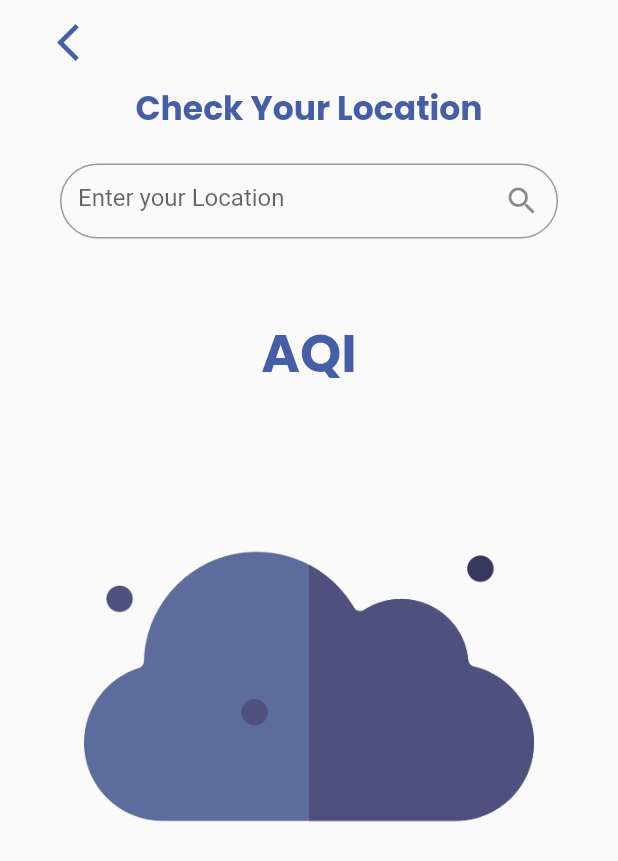
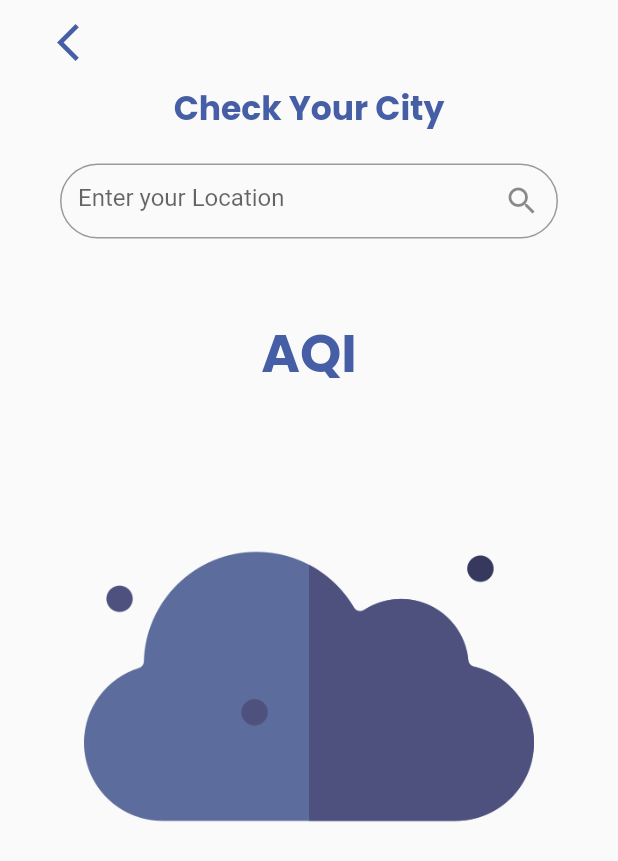
Before and after one commit to iimyarin/Mobile_Application, a Flutter app: the AQIPage screen opened directly, on a phone screen of 412 x 824 dp. Shown: the top 861 px of the screen. Run offline on Flutter 3.47's test engine with Material 2 defaults, Android fonts, the phone set to English and light mode, and no system bars; our stand-ins replace cloud_firestore, date_time_picker, firebase_auth, firebase_core, firebase_database; missing offline and left inert: firebase_app_check; accounts and stored records are empty.

Commit message:
Add files via upload

```diff
--- a/lib/HealthAssistant.dart
+++ b/lib/HealthAssistant.dart
@@ -1,152 +1,3 @@
-// import 'package:flutter/material.dart';
-
-// import 'menu.dart';
-
-// class HealthAssistant extends StatelessWidget {
-//   @override
-//   Widget build(BuildContext context) {
-//     return Scaffold(
-//         appBar: AppBar(
-//           leading: Padding(
-//             padding: const EdgeInsets.only(left: 30.0),
-//             child: IconButton(
-//               icon: Icon(Icons.arrow_back_ios),
-//               iconSize: 30,
-//               color: Color(0xff465EA6),
-//               onPressed: () {
-//                 Navigator.pop(context,
-//                     MaterialPageRoute(builder: (context) => MenuHome()));
-//               },
-//             ),
-//           ),
-//           backgroundColor: Colors.transparent,
-//           elevation: 0,
-//         ),
-//         body: Row(
-//           mainAxisAlignment: MainAxisAlignment.center,
-//           children: [
-//             Column(
-//               mainAxisAlignment: MainAxisAlignment.center,
-//               children: [
-//                 Container(
-//                   child: Text('(o^^)o',
-//                       textAlign: TextAlign.center,
-//                       style: TextStyle(
-//                           color: Color(0xff465EA6),
-//                           fontSize: 40,
-//                           fontFamily: 'Poppins',
-//                           fontWeight: FontWeight.bold)),
-//                 ),
-//                 Container(
-//                   child: Text('see you soon!',
-//                       textAlign: TextAlign.center,
-//                       style: TextStyle(
-//                           color: Color(0xff465EA6),
-//                           fontSize: 22,
-//                           fontFamily: 'Poppins',
-//                           fontWeight: FontWeight.bold)),
-//                 )
-//               ],
-//             ),
-//           ],
-//         ));
-//   }
-// }
-
-// import 'dart:convert';
-// import 'package:http/http.dart' as http;
-// import 'package:flutter/material.dart';
-
-// class AQIData {
-//   final int aqi;
-//   final String city;
-//   final String time;
-
-//   AQIData({required this.aqi, required this.city, required this.time});
-
-//   factory AQIData.fromJson(Map<String, dynamic> json) {
-//     return AQIData(
-//       aqi: json['data']['aqi'],
-//       city: json['data']['city']['name'],
-//       time: json['data']['time']['s'],
-//     );
-//   }
-// }
-
-// Future<AQIData> fetchAQIData(String location) async {
-//   final response = await http.get(Uri.parse(
-//       'https://api.waqi.info/feed/$location/?token=8723cbf05b034637dbc3c8d4be39be6e9b65da31'));
-
-//   if (response.statusCode == 200) {
-//     return AQIData.fromJson(jsonDecode(response.body));
-//   } else {
-//     throw Exception('Failed to load AQI data');
-//   }
-// }
-
-// class AQIScreen extends StatelessWidget {
-//   final String location;
-
-//   const AQIScreen({Key? key, required this.location}) : super(key: key);
-
-//   @override
-//   Widget build(BuildContext context) {
-//     return FutureBuilder<AQIData>(
-//       future: fetchAQIData(location),
-//       builder: (context, snapshot) {
-//         if (snapshot.hasData) {
-//           return Scaffold(
-//             appBar: AppBar(
-//               title: Text('AQI for ${snapshot.data!.city}'),
-//             ),
-//             body: Center(
-//               child: Column(
-//                 mainAxisAlignment: MainAxisAlignment.center,
-//                 children: [
-//                   Text(
-//                     'AQI: ${snapshot.data!.aqi}',
-//                     style: TextStyle(fontSize: 24),
-//                   ),
-//                   SizedBox(height: 16),
-//                   Text(
-//                     'Last updated: ${snapshot.data!.time}',
-//                     style: TextStyle(fontSize: 16),
-//                   ),
-//                 ],
-//               ),
-//             ),
-//           );
-//         } else if (snapshot.hasError) {
-//           return Scaffold(
-//             appBar: AppBar(
-//               title: Text('Error'),
-//             ),
-//             body: Center(
-//               child: Text('Failed to load AQI data'),
-//             ),
-//           );
-//         } else {
-//           return Scaffold(
-//             appBar: AppBar(
-//               title: Text('Loading'),
-//             ),
-//             body: Center(
-//               child: CircularProgressIndicator(),
-//             ),
-//           );
-//         }
-//       },
-//     );
-//   }
-// }
-
-// void main() {
-//   runApp(MaterialApp(
-//     title: 'AQI Demo',
-//     home: AQIScreen(location: 'paris'),
-//   ));
-// }
-
 import 'dart:convert';
 import 'package:flutter/material.dart';
 import 'package:http/http.dart' as http;
@@ -237,19 +88,12 @@ class _AQIPageState extends State<AQIPage> {
           ),
           backgroundColor: Colors.transparent,
           elevation: 0,
-          // title: Text('Menu',
-          //     textAlign: TextAlign.center,
-          //     style: TextStyle(
-          //         color: Color(0xff465EA6),
-          //         fontSize: 35,
-          //         fontFamily: 'Poppins',
-          //         fontWeight: FontWeight.bold)),
         ),
         body: Column(
           children: [
             Container(
               // color: Colors.blue,
-              child: Text('Check Your Location',
+              child: Text('Check Your City',
                   style: const TextStyle(
                       color: Color(0xff465EA6),
                       fontSize: 22,
--- a/lib/menu.dart
+++ b/lib/menu.dart
@@ -24,7 +24,7 @@ class MenuHome extends StatelessWidget {
     'image/icon_menu/hydrometer.png',
     'image/icon_menu/hydration.png',
     'image/icon_menu/report.png',
-    'image/icon_menu/chatbot.png',
+    'image/icon_menu/aiq.png',
   ];
 
   final fn = [
```
